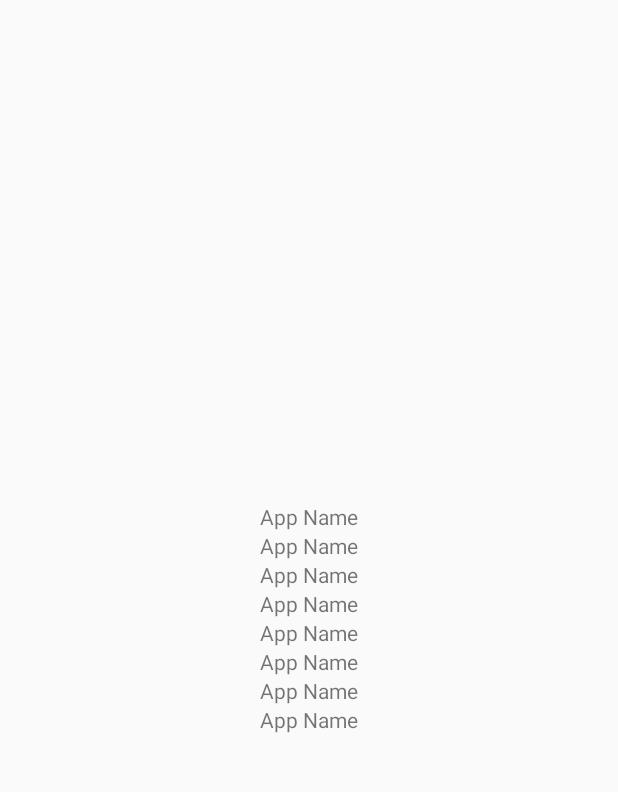
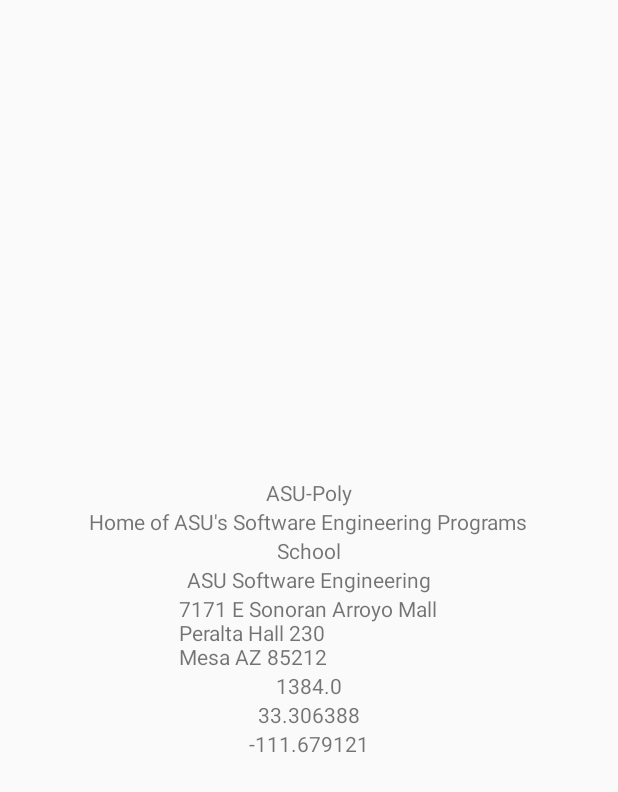
Before and after one commit to rohitksingh/Android-Places-App, an Android app: the screen it shows after launch (MainActivity), on a phone screen of 412 x 824 dp. Shown: the top 792 px of the screen. Run offline under Robolectric (Android 15) with nearby library versions, the phone set to English and light mode, and no system bars.

Commit message:
Added info in layout

```diff
--- a/app/src/main/java/edu/asu/msse/rsingh92/assignment1/MainActivity.java
+++ b/app/src/main/java/edu/asu/msse/rsingh92/assignment1/MainActivity.java
@@ -1,17 +1,34 @@
 package edu.asu.msse.rsingh92.assignment1;
+
+/*
+        * Copyright 2020 Rohit Kumar Singh,
+        *
+        * Licensed under the Apache License, Version 2.0 (the "License");
+        * you may not use this file except in compliance with the License.
+        * You may obtain a copy of the License at
+        *
+        * http://www.apache.org/licenses/LICENSE-2.0
+        *
+        * Unless required by applicable law or agreed to in writing, software
+        * distributed under the License is distributed on an "AS IS" BASIS,
+        * WITHOUT WARRANTIES OR CONDITIONS OF ANY KIND, either express or implied.
+        * See the License for the specific language governing permissions and
+        * limitations under the License.
+        *
+        * @author Rohit Kumar Singh rsingh92@asu.edu
+        *
+        * @version January 2016
+        */
 
 import android.os.Bundle;
 
-import com.google.android.material.floatingactionbutton.FloatingActionButton;
-import com.google.android.material.snackbar.Snackbar;
+import androidx.appcompat.app.AppCompatActivity;
 
-import androidx.appcompat.app.AppCompatActivity;
-import androidx.appcompat.widget.Toolbar;
+import android.util.Log;
+import android.widget.TextView;
 
-import android.view.View;
-import android.view.Menu;
-import android.view.MenuItem;
-import android.widget.TextView;
+import java.io.IOException;
+import java.io.InputStream;
 
 public class MainActivity extends AppCompatActivity {
 
@@ -33,5 +50,33 @@ public class MainActivity extends AppCompatActivity {
         latitude = findViewById(R.id.latitude);
         longitude = findViewById(R.id.longitude);
 
+        String jsonString = getJsonString();
+        PlaceDescription placeDescription = new PlaceDescription(jsonString);
+
+        name.setText(placeDescription.getName());
+        description.setText(placeDescription.getDescription());
+        category.setText(placeDescription.getCategory());
+        addressTitle.setText(placeDescription.getAddressTitle());
+        addressStreet.setText(placeDescription.getAddressStreet());
+        elevation.setText(placeDescription.getElevation());
+        latitude.setText(placeDescription.getLatitude());
+        longitude.setText(placeDescription.getLongitude());
     }
+
+    private String getJsonString(){
+        String json = null;
+        try {
+            InputStream is = this.getAssets().open("location.json");
+            int size = is.available();
+            byte[] buffer = new byte[size];
+            is.read(buffer);
+            is.close();
+            json = new String(buffer, "UTF-8");
+        } catch (IOException ex) {
+            ex.printStackTrace();
+            return null;
+        }
+        return json;
+    }
+
 }
--- /dev/null
+++ b/app/src/main/java/edu/asu/msse/rsingh92/assignment1/PlaceDescription.java
@@ -0,0 +1,119 @@
+package edu.asu.msse.rsingh92.assignment1;
+
+import org.json.JSONException;
+import org.json.JSONObject;
+
+/*
+ * Copyright 2020 Rohit Kumar Singh,
+ *
+ * Licensed under the Apache License, Version 2.0 (the "License");
+ * you may not use this file except in compliance with the License.
+ * You may obtain a copy of the License at
+ *
+ * http://www.apache.org/licenses/LICENSE-2.0
+ *
+ * Unless required by applicable law or agreed to in writing, software
+ * distributed under the License is distributed on an "AS IS" BASIS,
+ * WITHOUT WARRANTIES OR CONDITIONS OF ANY KIND, either express or implied.
+ * See the License for the specific language governing permissions and
+ * limitations under the License.
+ *
+ * @author Rohit Kumar Singh rsingh92@asu.edu
+ *
+ * @version January 2016
+ */
+
+public class PlaceDescription {
+
+    private String name, description, category, addressTitle, addressStreet, elevation, latitude, longitude;
+
+    public PlaceDescription(String jsonString){
+
+        try {
+
+            JSONObject obj = new JSONObject(jsonString);
+            this.name = obj.getString("name");
+            this.description = obj.getString("description");
+            this.category = obj.getString("category");
+            this.addressTitle = obj.getString("address-title");
+            this.addressStreet = obj.getString("address-street");
+            this.elevation = obj.getString("elevation");
+            this.latitude = obj.getString("latitude");
+            this.longitude = obj.getString("longitude");
+
+        } catch (JSONException e) {
+            e.printStackTrace();
+        }
+
+    }
+
+    public String getName() {
+        return name;
+    }
+
+    public void setName(String name) {
+        this.name = name;
+    }
+
+    public String getDescription() {
+        return description;
+    }
+
+    public void setDescription(String description) {
+        this.description = description;
+    }
+
+    public String getCategory() {
+        return category;
+    }
+
+    public void setCategory(String category) {
+        this.category = category;
+    }
+
+    public String getAddressTitle() {
+        return addressTitle;
+    }
+
+    public void setAddressTitle(String addressTitle) {
+        this.addressTitle = addressTitle;
+    }
+
+    public String getAddressStreet() {
+        return addressStreet;
+    }
+
+    public void setAddressStreet(String addressStreet) {
+        this.addressStreet = addressStreet;
+    }
+
+    public String getElevation() {
+        return elevation;
+    }
+
+    public void setElevation(String elevation) {
+        this.elevation = elevation;
+    }
+
+    public String getLatitude() {
+        return latitude;
+    }
+
+    public void setLatitude(String latitude) {
+        this.latitude = latitude;
+    }
+
+    public String getLongitude() {
+        return longitude;
+    }
+
+    public void setLongitude(String longitude) {
+        this.longitude = longitude;
+    }
+
+    @Override
+    public String toString(){
+        return name+" "+description+" "+category+" "+addressTitle+" "+addressStreet+" "+elevation+" "+latitude+" "+longitude;
+    }
+
+}
```
Also changed, not shown: app/src/main/assets/location.json (added, +10 -0 lines).
